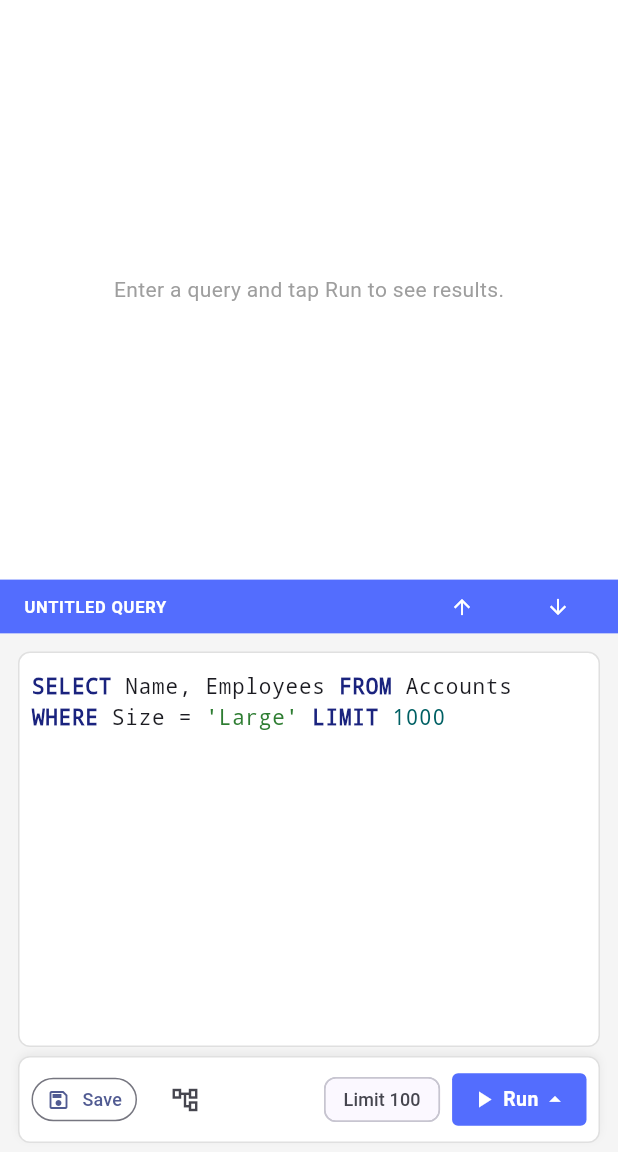
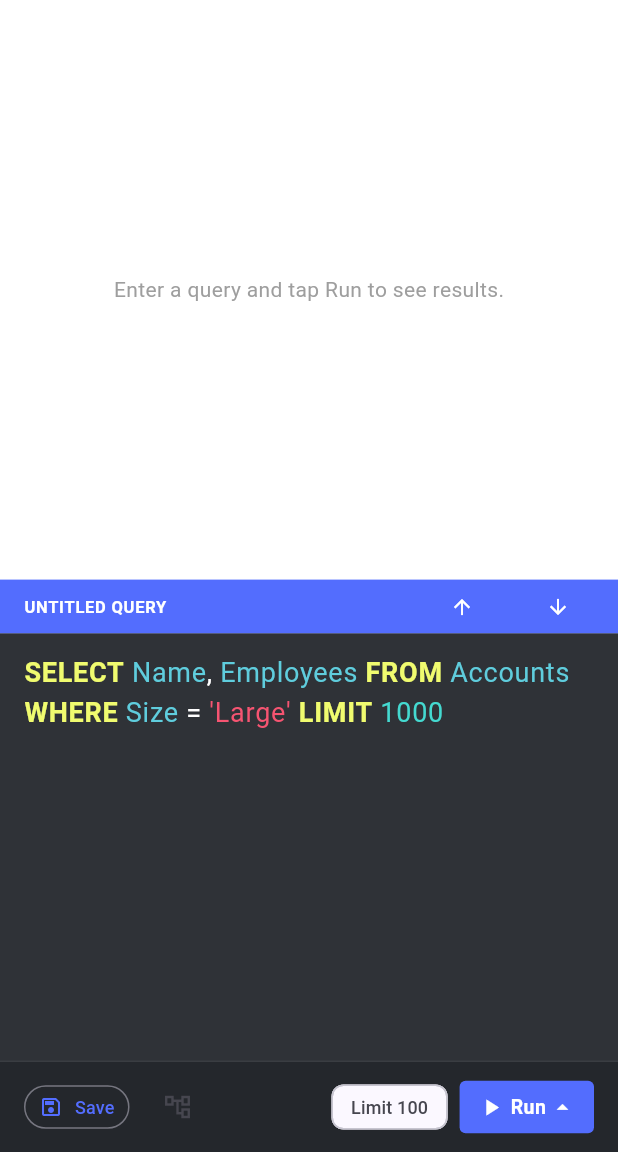
Before and after one commit to ejangi/pocket-query, a Flutter app: the HomeScreen screen opened directly, on a phone screen of 412 x 824 dp, the part 84-1236 px from its top. Run offline on Flutter 3.47's test engine with Material 3 defaults, Android fonts, the phone set to English and light mode, and no system bars; our stand-ins replace flutter_secure_storage, flutter_svg, google_fonts, google_sign_in; missing offline and left inert: googleapis; accounts and stored records are empty; network calls fail; project files that could hold a hidden picture were left out.

Commit message:
Formatting the app closer to the figma design.

```diff
--- a/lib/screens/home_screen.dart
+++ b/lib/screens/home_screen.dart
@@ -1,6 +1,7 @@
 import 'dart:async';
 import 'package:flutter/material.dart';
 import 'package:flutter/services.dart';
+import 'package:google_fonts/google_fonts.dart';
 import 'package:provider/provider.dart';
 import 'package:pocket_query/screens/side_menu.dart';
 import 'package:pocket_query/screens/schema_browser.dart';
@@ -274,19 +275,15 @@ class _HomeScreenState extends State<HomeScreen> {
         .hasMatch(_queryController.text);
 
     return Container(
-      color: isDark ? const Color(0xFF1E1E1E) : Colors.grey[100],
-      padding: const EdgeInsets.fromLTRB(12, 12, 12, 6),
+      color: const Color(0xFF2F3237),
+      padding: EdgeInsets.zero,
       child: Column(
         children: [
-          // Code Box
+          // Code Box (edge-to-edge dark pane with inset padding)
           Expanded(
             child: Container(
-              decoration: BoxDecoration(
-                color: isDark ? const Color(0xFF0F0F0F) : Colors.white,
-                borderRadius: BorderRadius.circular(8),
-                border: Border.all(color: Colors.grey[isDark ? 800 : 300]!),
-              ),
-              padding: const EdgeInsets.symmetric(horizontal: 8, vertical: 4),
+              color: const Color(0xFF2F3237),
+              padding: const EdgeInsets.symmetric(horizontal: 16, vertical: 12),
               child: Focus(
                 onKeyEvent: (node, event) {
                   if (event is KeyDownEvent && event.logicalKey == LogicalKeyboardKey.tab) {
@@ -309,33 +306,32 @@ class _HomeScreenState extends State<HomeScreen> {
                   controller: _queryController,
                   focusNode: _editorFocusNode,
                   maxLines: null,
-                  style: const TextStyle(
-                    fontFamily: 'monospace',
-                    fontSize: 14,
+                  style: GoogleFonts.anonymousPro(
+                    fontSize: 18,
+                    color: Colors.white,
                   ),
-                  decoration: const InputDecoration(
+                  decoration: InputDecoration(
                     border: InputBorder.none,
+                    isDense: true,
+                    contentPadding: EdgeInsets.zero,
                     hintText: 'Enter your SQL query here...',
+                    hintStyle: GoogleFonts.anonymousPro(
+                      fontSize: 18,
+                      color: Colors.white.withOpacity(0.5),
+                    ),
                   ),
                 ),
               ),
             ),
           ),
-          const SizedBox(height: 6),
           // Bottom Accessory / Action Bar (positioned at bottom / above soft keyboard)
           Container(
-            padding: const EdgeInsets.symmetric(horizontal: 8, vertical: 4),
+            padding: const EdgeInsets.symmetric(horizontal: 16, vertical: 6),
             decoration: BoxDecoration(
-              color: isDark ? const Color(0xFF252526) : Colors.white,
-              borderRadius: BorderRadius.circular(8),
-              border: Border.all(color: Colors.grey[isDark ? 800 : 300]!),
-              boxShadow: [
-                BoxShadow(
-                  color: Colors.black.withOpacity(0.05),
-                  blurRadius: 4,
-                  offset: const Offset(0, -2),
-                ),
-              ],
+              color: const Color(0xFF24272C),
+              border: Border(
+                top: BorderSide(color: Colors.white.withOpacity(0.1)),
+              ),
             ),
             child: Row(
               mainAxisAlignment: MainAxisAlignment.spaceBetween,
@@ -556,27 +552,53 @@ class _HomeScreenState extends State<HomeScreen> {
     }
 
     if (bq.quickCountResult != null) {
-      return Center(
+      final countColor = isDark ? Colors.white : const Color(0xFF2F3237);
+      return Padding(
+        padding: const EdgeInsets.symmetric(horizontal: 24.0, vertical: 16.0),
         child: Column(
+          crossAxisAlignment: CrossAxisAlignment.start,
           mainAxisAlignment: MainAxisAlignment.center,
           children: [
-            const Text(
-              'Quick Count Result (0 Bytes Scanned)',
-              style: TextStyle(fontSize: 14, fontWeight: FontWeight.bold, color: Colors.green),
+            Text(
+              'Results',
+              style: GoogleFonts.roboto(
+                fontSize: 38,
+                fontWeight: FontWeight.bold,
+                color: const Color(0xFF536DFF),
+              ),
             ),
-            const SizedBox(height: 8),
+            const SizedBox(height: 20),
             Text(
               bq.quickCountResult!,
-              style: const TextStyle(
-                fontSize: 36,
-                fontWeight: FontWeight.w900,
-                color: Color(0xFF536DFE),
+              style: GoogleFonts.anonymousPro(
+                fontSize: 56,
+                fontWeight: FontWeight.normal,
+                color: countColor,
               ),
             ),
-            const SizedBox(height: 8),
-            const Text(
+            const SizedBox(height: 4),
+            Text(
               'rows matching query',
-              style: TextStyle(color: Colors.grey),
+              style: GoogleFonts.roboto(
+                fontSize: 14,
+                color: const Color(0xFF7F8286),
+              ),
+            ),
+            const SizedBox(height: 12),
+            Container(
+              padding: const EdgeInsets.symmetric(horizontal: 10, vertical: 4),
+              decoration: BoxDecoration(
+                color: Colors.green.withOpacity(0.12),
+                borderRadius: BorderRadius.circular(4),
+              ),
+              child: const Text(
+                'Quick Count Result (0 Bytes Scanned)',
+                style: TextStyle(
+                  fontSize: 12,
+                  fontWeight: FontWeight.bold,
+                  color: Colors.green,
+                ),
+              ),
             ),
           ],
         ),
--- a/lib/widgets/sql_editor_controller.dart
+++ b/lib/widgets/sql_editor_controller.dart
@@ -81,52 +81,34 @@ class SqlEditorController extends TextEditingController {
     final functionsPattern = sortedFunctions.map(RegExp.escape).join('|');
     final typesPattern = sortedTypes.map(RegExp.escape).join('|');
 
-    // Create groups:
-    // 1: Multi-line / single-line comments
-    // 2: String literals (single & double quotes)
-    // 3: Backticks (identifiers)
-    // 4: Keywords
-    // 5: Functions
-    // 6: Data Types
-    // 7: Numbers
     _masterRegex = RegExp(
       r'('
       r'(?:\/\*[\s\S]*?\*\/|--.*|#.*)' // Group 1: Comments
-      r'|(?:\x27[^\x27\\]*(?:\\.[^\x27\\]*)*\x27|\x22[^\x22\\]*(?:\\.[^\x22\\]*)*\x22)' // Group 2: Strings
+      r'|(?:\x27[^\x27\\]*(?:\\.[^\x27\\]*)*\x27|\x22[^\x22\\]*(?:\\.[^\x22\\]*)*\x22|‘[^’\\]*(?:\\.[^’\\]*)*’|“[^”\\]*(?:\\.[^”\\]*)*”)' // Group 2: Strings
       r'|(`[^`\\]*(?:\\.[`\\]*)*`)' // Group 3: Backticks
       r'|\b(?:' + keywordsPattern + r')\b' // Group 4: Keywords
       r'|\b(?:' + functionsPattern + r')\b' // Group 5: Functions
       r'|\b(?:' + typesPattern + r')\b' // Group 6: Types
       r'|\b\d+(?:\.\d+)?\b' // Group 7: Numbers
+      r'|\b[a-zA-Z_][a-zA-Z0-9_]*\b' // Group 8: Identifiers
       r')',
       caseSensitive: false,
       multiLine: true,
     );
   }
 
-  // Define styling theme maps for light and dark modes
+  // Exact Figma syntax color theme for dark charcoal editor pane (#2F3237)
   Map<String, TextStyle> _getThemeStyles(bool isDark) {
-    if (isDark) {
-      return {
-        'comment': TextStyle(color: Colors.grey[500], fontStyle: FontStyle.italic),
-        'string': const TextStyle(color: Color(0xFF81C784)), // soft green
-        'backtick': const TextStyle(color: Color(0xFF4DB6AC), fontWeight: FontWeight.w600), // teal
-        'keyword': const TextStyle(color: Color(0xFF64B5F6), fontWeight: FontWeight.bold), // light blue
-        'function': const TextStyle(color: Color(0xFFBA68C8), fontWeight: FontWeight.w600), // purple
-        'type': const TextStyle(color: Color(0xFFFFB74D)), // orange
-        'number': const TextStyle(color: Color(0xFFE0F2F1)), // soft white/cyan
-      };
-    } else {
-      return {
-        'comment': TextStyle(color: Colors.grey[600], fontStyle: FontStyle.italic),
-        'string': const TextStyle(color: Color(0xFF2E7D32)), // forest green
-        'backtick': const TextStyle(color: Color(0xFF00796B), fontWeight: FontWeight.w600), // dark teal
-        'keyword': const TextStyle(color: Color(0xFF1A237E), fontWeight: FontWeight.bold), // indigo
-        'function': const TextStyle(color: Color(0xFF7B1FA2), fontWeight: FontWeight.w600), // deep purple
-        'type': const TextStyle(color: Color(0xFFE65100)), // deep orange
-        'number': const TextStyle(color: Color(0xFF006064)), // dark cyan
-      };
-    }
+    return {
+      'comment': const TextStyle(color: Color(0xFF7F8286), fontStyle: FontStyle.italic),
+      'string': const TextStyle(color: Color(0xFFF65471)), // Figma Coral Pink #F65471
+      'backtick': const TextStyle(color: Color(0xFF5FCDDD), fontWeight: FontWeight.w600), // Figma Cyan #5FCDDD
+      'keyword': const TextStyle(color: Color(0xFFF0FB6F), fontWeight: FontWeight.bold), // Figma Neon Yellow #F0FB6F
+      'function': const TextStyle(color: Color(0xFF44D9D0), fontWeight: FontWeight.w600), // Figma Teal #44D9D0
+      'type': const TextStyle(color: Color(0xFF999999)), // Figma Muted #999999
+      'number': const TextStyle(color: Color(0xFF44D9D0)), // Figma Teal #44D9D0
+      'identifier': const TextStyle(color: Color(0xFF5FCDDD)), // Figma Cyan #5FCDDD
+    };
   }
 
   /// Exposed getter for autocompletion dictionary lookup
@@ -164,7 +146,7 @@ class SqlEditorController extends TextEditingController {
       // Classify the match based on contents or characters
       if (matchedText.startsWith('--') || matchedText.startsWith('#') || matchedText.startsWith('/*')) {
         matchStyle = defaultStyle.merge(styles['comment']);
-      } else if (matchedText.startsWith('\'') || matchedText.startsWith('"')) {
+      } else if (matchedText.startsWith('\'') || matchedText.startsWith('"') || matchedText.startsWith('‘') || matchedText.startsWith('“')) {
         matchStyle = defaultStyle.merge(styles['string']);
       } else if (matchedText.startsWith('`')) {
         matchStyle = defaultStyle.merge(styles['backtick']);
@@ -178,6 +160,8 @@ class SqlEditorController extends TextEditingController {
           matchStyle = defaultStyle.merge(styles['type']);
         } else if (RegExp(r'^\d').hasMatch(matchedText)) {
           matchStyle = defaultStyle.merge(styles['number']);
+        } else if (RegExp(r'^[a-zA-Z_]').hasMatch(matchedText)) {
+          matchStyle = defaultStyle.merge(styles['identifier']);
         }
       }
 
--- a/pubspec.yaml
+++ b/pubspec.yaml
@@ -40,6 +40,7 @@ dependencies:
   provider: ^6.1.5+1
   flutter_secure_storage: ^10.3.1
   flutter_svg: ^2.3.0
+  google_fonts: ^6.2.1
 
 dev_dependencies:
   flutter_test:
```
Also changed, not shown: lib/main.dart (+9 -2 lines), scratch/figma_node_15_183.json (added, +1 -0 lines), pubspec.lock, 1 other file.
